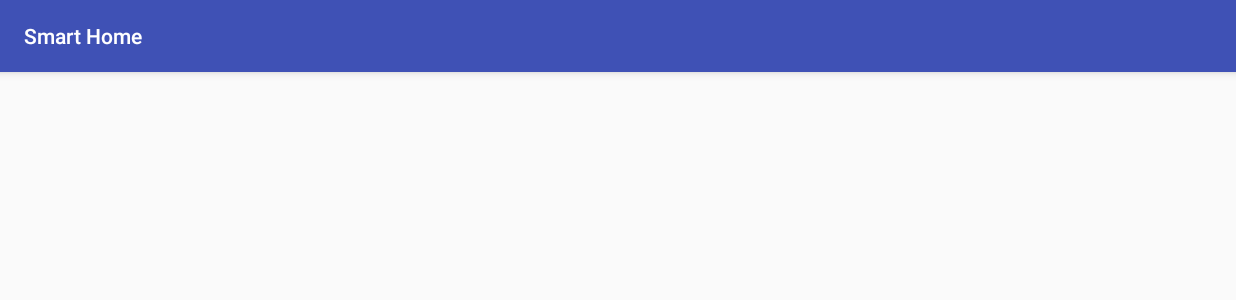
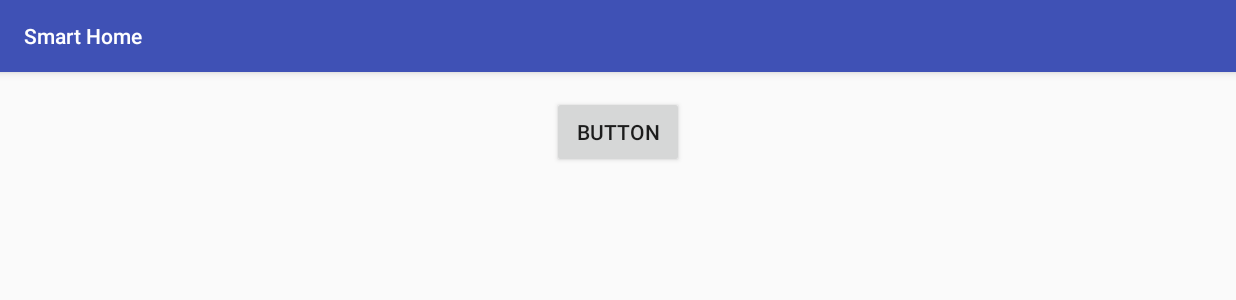
Before and after one commit to beatmachine/UIST, an Android app: the DeviceTelephoneActivity screen opened directly, with no data from a screen before it, on a phone screen of 824 x 412 dp (held sideways). Shown: the top 300 px of the screen. Run offline under Robolectric (Android 15) with nearby library versions, the light colour scheme and no system bars.

Commit message:
Style Update

```diff
--- a/UISTInterface/app/src/main/res/layout/activity_device_notizblock.xml
+++ b/UISTInterface/app/src/main/res/layout/activity_device_notizblock.xml
@@ -53,6 +53,7 @@
         android:layout_marginRight="16dp"
         app:layout_constraintRight_toRightOf="parent"
         app:srcCompat="@drawable/ic_chevron_right_black_24dp"
-        tools:layout_editor_absoluteY="80dp" />
+        android:layout_marginTop="16dp"
+        app:layout_constraintTop_toBottomOf="@+id/notizblock_button_speichern" />
 
 </android.support.constraint.ConstraintLayout>
--- a/UISTInterface/app/src/main/res/layout/activity_device_telephone.xml
+++ b/UISTInterface/app/src/main/res/layout/activity_device_telephone.xml
@@ -6,4 +6,25 @@
     android:layout_height="match_parent"
     tools:context="de.uulm.uist.uistinterface.DeviceTelephoneActivity">
 
+    <ListView
+        android:layout_width="342dp"
+        android:layout_height="276dp"
+        android:layout_marginTop="16dp"
+        app:layout_constraintTop_toBottomOf="@+id/button"
+        android:layout_marginRight="16dp"
+        app:layout_constraintRight_toRightOf="parent"
+        android:layout_marginLeft="16dp"
+        app:layout_constraintLeft_toLeftOf="parent" />
+
+    <Button
+        android:id="@+id/button"
+        android:layout_width="wrap_content"
+        android:layout_height="wrap_content"
+        android:text="Button"
+        android:layout_marginRight="16dp"
+        app:layout_constraintRight_toRightOf="parent"
+        android:layout_marginLeft="16dp"
+        app:layout_constraintLeft_toLeftOf="parent"
+        app:layout_constraintTop_toTopOf="parent"
+        android:layout_marginTop="16dp" />
 </android.support.constraint.ConstraintLayout>
```
